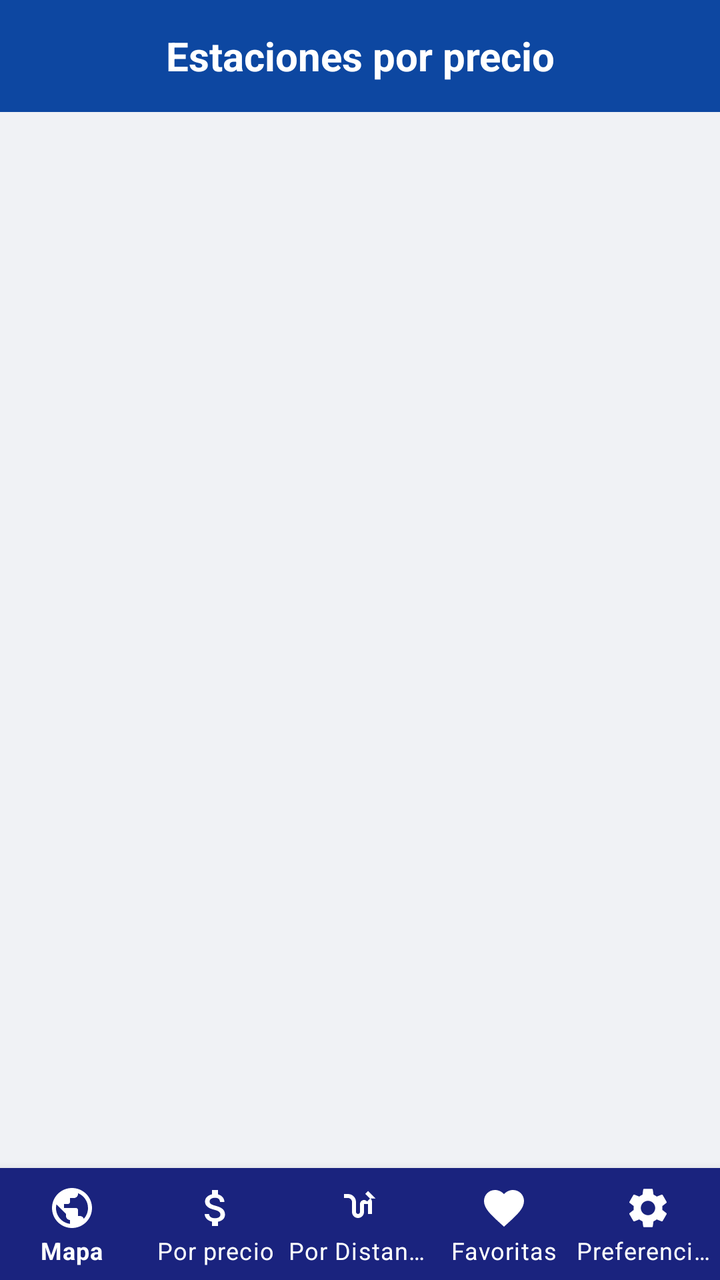
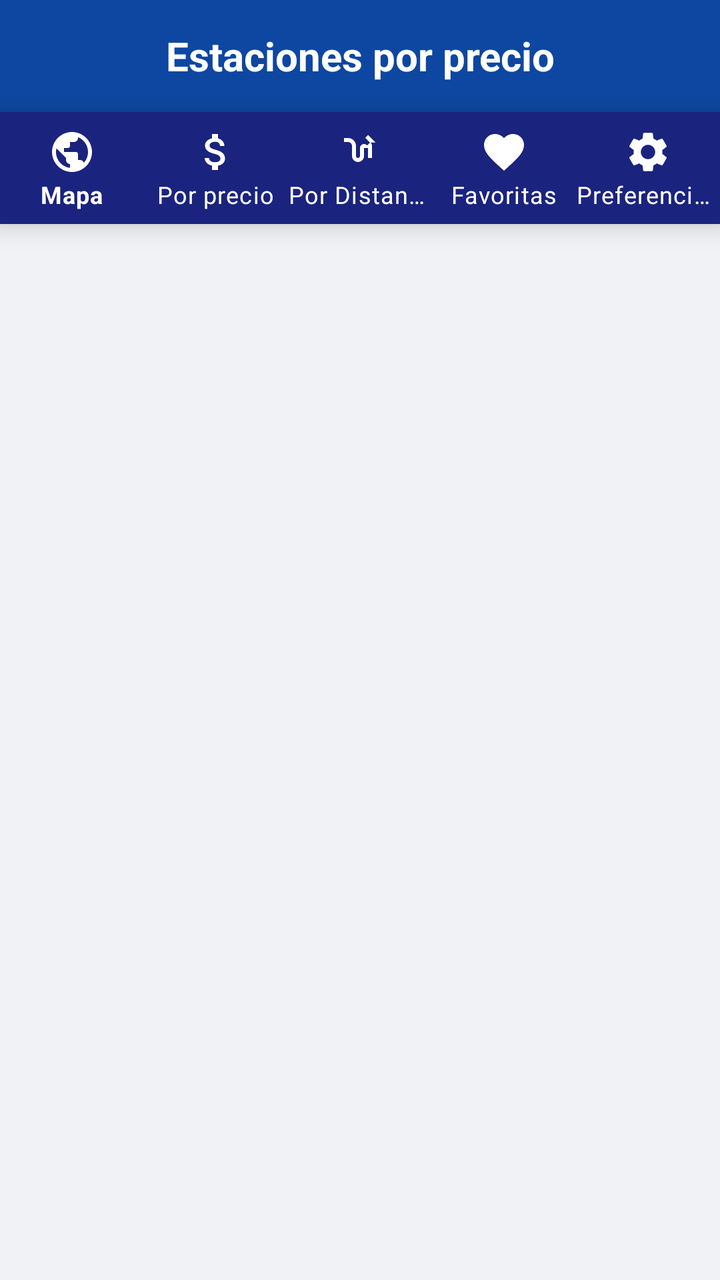

Before-and-after screenshots of an Android layout around one commit, followed by the original layout XML and the change that was made.
<!-- AndroidManifest.xml: application theme Theme.AhorraGas -->
<!-- res/layout/activity_price_list.xml -->
<?xml version="1.0" encoding="utf-8"?>
<LinearLayout xmlns:android="http://schemas.android.com/apk/res/android"
    xmlns:app="http://schemas.android.com/apk/res-auto"
    android:layout_width="match_parent"
    android:layout_height="match_parent"
    android:orientation="vertical"
    android:background="@color/background">

    
    <LinearLayout
        android:layout_width="match_parent"
        android:layout_height="56dp"
        android:background="@color/primary_dark"
        android:gravity="center_vertical"
        android:paddingHorizontal="16dp">

        <TextView
            android:layout_width="match_parent"
            android:layout_height="wrap_content"
            android:text="Estaciones por precio"
            android:textColor="@color/white"
            android:textSize="20sp"
            android:textStyle="bold"
            android:gravity="center" />
    </LinearLayout>

    
    <androidx.recyclerview.widget.RecyclerView
        android:id="@+id/recyclerViewPrice"
        android:layout_width="match_parent"
        android:layout_height="0dp"
        android:layout_weight="1"
        android:clipToPadding="false"
        android:paddingBottom="8dp"
        android:scrollbars="vertical" />

    
    <com.google.android.material.bottomnavigation.BottomNavigationView
        android:id="@+id/bottomNavPrice"
        android:layout_width="match_parent"
        android:layout_height="wrap_content"
        android:background="#1A237E"
        app:menu="@menu/bottom_nav_menu"
        app:itemIconTint="@color/white"
        app:itemTextColor="@color/white"
        app:labelVisibilityMode="labeled" />

</LinearLayout>
<!-- resources referenced by this layout -->
<resources>
  <color name="background">#F0F2F5</color>
  <color name="primary_dark">#0D47A1</color>
  <color name="white">#FFFFFF</color>
  <style name="Theme.AhorraGas" parent="Theme.MaterialComponents.DayNight.NoActionBar">
          <item name="colorPrimary">@color/primary</item>
          <item name="colorPrimaryVariant">@color/primary_dark</item>
          <item name="colorOnPrimary">@color/white</item>
          <item name="colorSecondary">@color/secondary</item>
          <item name="colorOnSecondary">@color/white</item>
          <item name="android:statusBarColor">@color/primary_dark</item>
      </style>
  <color name="primary">#1565C0</color>
  <color name="secondary">#FF9800</color>
</resources>

<!-- the commit's change to res/layout/activity_price_list.xml (unified diff, before → after) -->
@@ -6,7 +6,6 @@
     android:orientation="vertical"
     android:background="@color/background">
 
-    
     <LinearLayout
         android:layout_width="match_parent"
         android:layout_height="56dp"
@@ -24,7 +23,56 @@
             android:gravity="center" />
     </LinearLayout>
 
-    
+    <ProgressBar
+        android:id="@+id/progressBarPrice"
+        android:layout_width="wrap_content"
+        android:layout_height="wrap_content"
+        android:layout_gravity="center"
+        android:layout_marginTop="48dp"
+        android:layout_marginBottom="48dp"
+        android:visibility="gone"
+        android:layout_weight="0"/>
+
+    <LinearLayout
+        android:id="@+id/layoutErrorPrice"
+        android:layout_width="match_parent"
+        android:layout_height="0dp"
+        android:layout_weight="1"
+        android:orientation="vertical"
+        android:gravity="center"
+        android:padding="32dp"
+        android:visibility="gone">
+
+        <TextView
+            android:id="@+id/tvErrorPrice"
+            android:layout_width="wrap_content"
+            android:layout_height="wrap_content"
+            android:gravity="center"
+            android:textSize="15sp"
+            android:textColor="@color/text_secondary"
+            android:layout_marginBottom="16dp"
+            android:text="@string/error_red"/>
+
+        <Button
+            android:id="@+id/btnRetryPrice"
+            android:layout_width="wrap_content"
+            android:layout_height="wrap_content"
+            android:text="@string/reintentar"
+            android:backgroundTint="@color/primary_dark"/>
+    </LinearLayout>
+
+    <TextView
+        android:id="@+id/tvEmptyPrice"
+        android:layout_width="match_parent"
+        android:layout_height="0dp"
+        android:layout_weight="1"
+        android:gravity="center"
+        android:padding="32dp"
+        android:textSize="14sp"
+        android:textColor="@color/text_secondary"
+        android:text="@string/empty_price_list"
+        android:visibility="gone"/>
+
     <androidx.recyclerview.widget.RecyclerView
         android:id="@+id/recyclerViewPrice"
         android:layout_width="match_parent"
@@ -32,9 +80,9 @@
         android:layout_weight="1"
         android:clipToPadding="false"
         android:paddingBottom="8dp"
-        android:scrollbars="vertical" />
+        android:scrollbars="vertical"
+        android:visibility="gone"/>
 
-    
     <com.google.android.material.bottomnavigation.BottomNavigationView
         android:id="@+id/bottomNavPrice"
         android:layout_width="match_parent"
<!-- resource entries referenced after the edit -->
@@ -2,7 +2,11 @@
 <resources>
   <color name="background">#F0F2F5</color>
   <color name="primary_dark">#0D47A1</color>
+  <color name="text_secondary">#757575</color>
   <color name="white">#FFFFFF</color>
+  <string name="empty_price_list">No hay estaciones con precio para el combustible seleccionado en tu radio.</string>
+  <string name="error_red">Error de red. Comprueba tu conexión.</string>
+  <string name="reintentar">Reintentar</string>
   <style name="Theme.AhorraGas" parent="Theme.MaterialComponents.DayNight.NoActionBar">
           <item name="colorPrimary">@color/primary</item>
           <item name="colorPrimaryVariant">@color/primary_dark</item>
